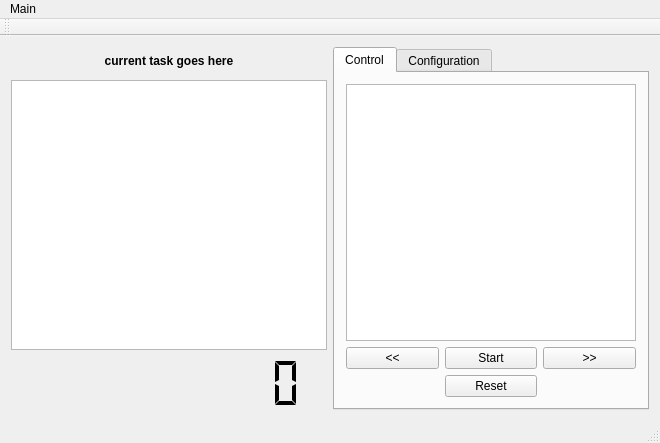
drogenlied/QIYPTClock, file mainwindow.ui: the form before one commit.
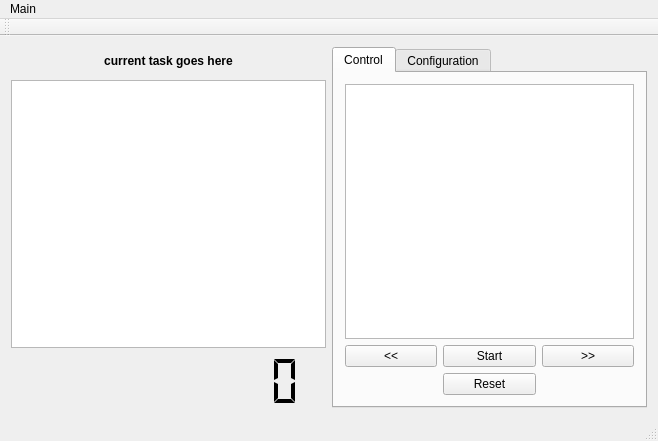
The form after the commit. Custom widgets are drawn as their Qt base class.

```diff
--- a/mainwindow.ui
+++ b/mainwindow.ui
@@ -6,8 +6,8 @@
    <rect>
     <x>0</x>
     <y>0</y>
-    <width>660</width>
-    <height>443</height>
+    <width>658</width>
+    <height>441</height>
    </rect>
   </property>
   <property name="windowTitle">
@@ -182,6 +182,9 @@
           <property name="wordWrap">
            <bool>false</bool>
           </property>
+          <attribute name="horizontalHeaderStretchLastSection">
+           <bool>true</bool>
+          </attribute>
          </widget>
         </item>
        </layout>
@@ -311,7 +314,7 @@
     <rect>
      <x>0</x>
      <y>0</y>
-     <width>660</width>
+     <width>658</width>
      <height>22</height>
     </rect>
    </property>
```
Left out of the diff: 3 changed lines with no effect on the pictures.
